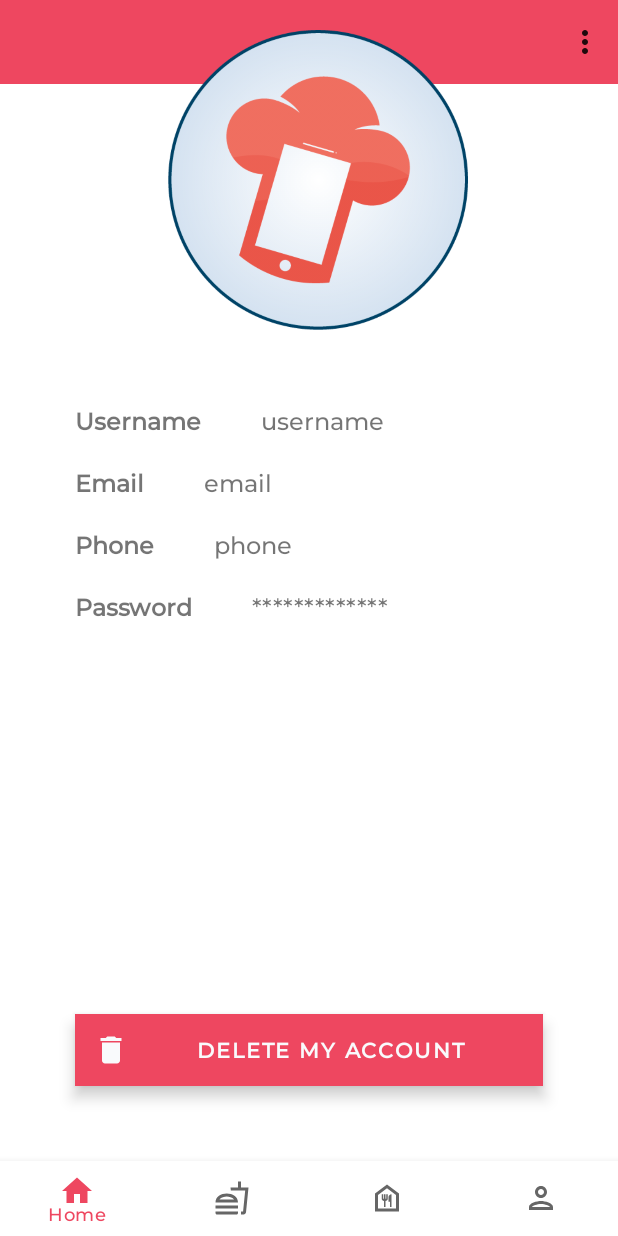
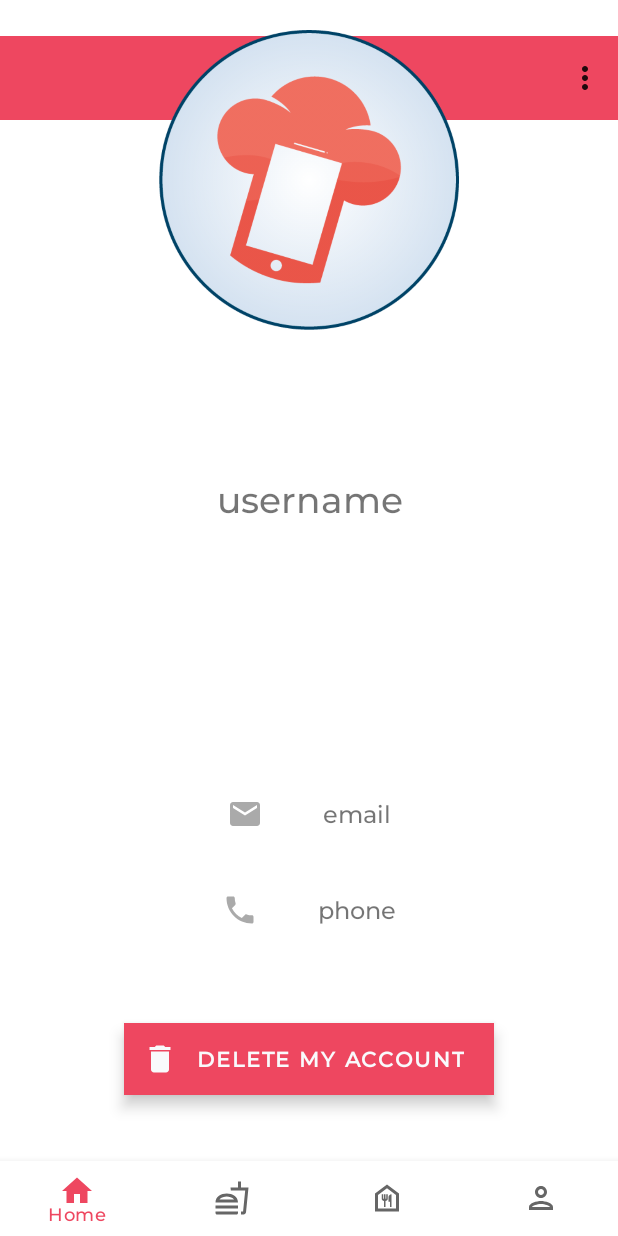
Before and after one commit to KvRae/Easy-Kitchen-Android, an Android app: the fragment ProfileFragment placed in its activity, on a phone screen of 412 x 824 dp. Run offline under Robolectric (Android 15) with nearby library versions, the phone set to English and light mode, and no system bars; our stand-ins replace Picasso; pictures from the network do not load; 1 statement that could not run was skipped.

Commit message:
updating food card UI info

```diff
--- a/app/src/main/java/devsec/app/easykitchen/ui/main/adapter/FoodAdapter.kt
+++ b/app/src/main/java/devsec/app/easykitchen/ui/main/adapter/FoodAdapter.kt
@@ -22,7 +22,7 @@ class FoodAdapter(private val foodList: List<Food>): RecyclerView.Adapter<FoodAd
     inner class FoodViewHolder(itemView: View,listener:OnItemClickListener):RecyclerView.ViewHolder(itemView){
         val food_name = itemView.findViewById<TextView>(R.id.foodName)
         val food_image = itemView.findViewById<ImageView>(R.id.foodImage)
-//      val food_time = itemView.findViewById<TextView>(R.id.foodTime)
+        val food_area = itemView.findViewById<TextView>(R.id.foodArea)
 
         init {
             itemView.setOnClickListener {
@@ -45,6 +45,7 @@ class FoodAdapter(private val foodList: List<Food>): RecyclerView.Adapter<FoodAd
     override fun onBindViewHolder(holder: FoodViewHolder, position: Int) {
         val food = foodList[position]
         holder.food_name.text = food.name
+        holder.food_area.text = food.area
         Picasso.get().load(food.image).into(holder.food_image)
     }
 
--- /dev/null
+++ b/app/src/main/res/drawable/ic_baseline_place_24.xml
@@ -0,0 +1,5 @@
+<vector android:height="24dp" android:tint="#FFFFFF"
+    android:viewportHeight="24" android:viewportWidth="24"
+    android:width="24dp" xmlns:android="http://schemas.android.com/apk/res/android">
+    <path android:fillColor="@android:color/white" android:pathData="M12,2C8.13,2 5,5.13 5,9c0,5.25 7,13 7,13s7,-7.75 7,-13c0,-3.87 -3.13,-7 -7,-7zM12,11.5c-1.38,0 -2.5,-1.12 -2.5,-2.5s1.12,-2.5 2.5,-2.5 2.5,1.12 2.5,2.5 -1.12,2.5 -2.5,2.5z"/>
+</vector>
--- a/app/src/main/res/layout/food_item.xml
+++ b/app/src/main/res/layout/food_item.xml
@@ -35,11 +35,11 @@
             app:layout_constraintTop_toTopOf="parent" />
 
         <TextView
-            android:id="@+id/foodTime"
+            android:id="@+id/foodArea"
             android:layout_width="wrap_content"
             android:layout_height="wrap_content"
-            android:layout_marginStart="52dp"
-            android:layout_marginBottom="24dp"
+            android:layout_marginStart="48dp"
+            android:layout_marginBottom="18dp"
             android:text="20min"
             android:textColor="@color/theWhite"
             android:textSize="16sp"
@@ -55,7 +55,7 @@
             android:layout_marginBottom="16dp"
             app:layout_constraintBottom_toBottomOf="parent"
             app:layout_constraintStart_toStartOf="parent"
-            app:srcCompat="@drawable/ic_baseline_access_time_24" />
+            app:srcCompat="@drawable/ic_baseline_place_24" />
 
     </androidx.constraintlayout.widget.ConstraintLayout>
 
--- a/app/src/main/res/layout/fragment_profile.xml
+++ b/app/src/main/res/layout/fragment_profile.xml
@@ -12,11 +12,13 @@
 
         <androidx.appcompat.widget.Toolbar
             android:id="@+id/profileToolbar"
-            android:layout_width="match_parent"
+            android:layout_width="0dp"
             android:layout_height="wrap_content"
+            android:layout_marginBottom="214dp"
             android:background="?attr/colorPrimary"
             android:minHeight="?attr/actionBarSize"
             android:theme="?attr/actionBarTheme"
+            app:layout_constraintBottom_toTopOf="@+id/profileUsernameINPT"
             app:layout_constraintEnd_toEndOf="parent"
             app:layout_constraintStart_toStartOf="parent"
             app:layout_constraintTop_toTopOf="parent"
@@ -26,116 +28,91 @@
             android:id="@+id/profileImage"
             android:layout_width="200dp"
             android:layout_height="200dp"
-            android:layout_marginStart="100dp"
             android:layout_marginTop="20dp"
-            android:layout_marginEnd="100dp"
             android:src="@drawable/android_icon"
             app:layout_constraintEnd_toEndOf="parent"
-            app:layout_constraintHorizontal_bias="1.0"
             app:layout_constraintStart_toStartOf="parent"
             app:layout_constraintTop_toTopOf="parent" />
 
         <TextView
-            android:id="@+id/profileUsernameTXT"
+            android:id="@+id/profileUsernameINPT"
+            android:layout_width="match_parent"
+            android:layout_height="wrap_content"
+            android:layout_marginBottom="158dp"
+            android:text="usernameValue"
+            android:textAlignment="center"
+            android:textSize="24sp"
+            app:layout_constraintBottom_toTopOf="@+id/linearLayout2"
+            app:layout_constraintEnd_toEndOf="parent"
+            app:layout_constraintStart_toStartOf="parent"
+            app:layout_constraintTop_toBottomOf="@+id/profileToolbar" />
+
+        <LinearLayout
+            android:id="@+id/linearLayout2"
+            android:layout_width="match_parent"
+            android:layout_height="wrap_content"
+            android:layout_marginStart="40dp"
+            android:layout_marginEnd="40dp"
+            android:layout_marginBottom="40dp"
+            android:orientation="vertical"
+            app:layout_constraintBottom_toTopOf="@+id/deleteAccountBTN"
+            app:layout_constraintEnd_toEndOf="parent"
+            app:layout_constraintHorizontal_bias="0.0"
+            app:layout_constraintStart_toStartOf="parent"
+            app:layout_constraintTop_toBottomOf="@+id/profileUsernameINPT">
+
+            <LinearLayout
+                android:layout_width="match_parent"
+                android:layout_height="wrap_content"
+                android:layout_marginBottom="40dp"
+                android:gravity="center"
+                android:orientation="horizontal">
+
+                <ImageView
+                    android:id="@+id/emailIcon"
                     android:layout_width="wrap_content"
                     android:layout_height="wrap_content"
-            android:layout_marginStart="50dp"
-            android:layout_marginTop="50dp"
-            android:text="@string/UsernameTxt"
-            android:textAlignment="viewStart"
-            android:textSize="16sp"
-            android:textStyle="bold"
-            app:layout_constraintStart_toStartOf="parent"
-            app:layout_constraintTop_toBottomOf="@+id/profileImage" />
-
-        <TextView
-            android:id="@+id/profileEmailTXT"
-            android:layout_width="wrap_content"
-            android:layout_height="wrap_content"
-            android:layout_marginStart="50dp"
-            android:layout_marginTop="20dp"
-            android:text="@string/EmailTxt"
-            android:textSize="16sp"
-            android:textStyle="bold"
-            app:layout_constraintStart_toStartOf="parent"
-            app:layout_constraintTop_toBottomOf="@+id/profileUsernameTXT" />
-
-        <TextView
-            android:id="@+id/profilePhoneTXT"
-            android:layout_width="wrap_content"
-            android:layout_height="wrap_content"
-            android:layout_marginStart="50dp"
-            android:layout_marginTop="20dp"
-            android:textSize="16sp"
-            android:textStyle="bold"
-            android:text="@string/PhoneTxt"
-            app:layout_constraintStart_toStartOf="parent"
-            app:layout_constraintTop_toBottomOf="@+id/profileEmailTXT" />
-
-        <TextView
-            android:id="@+id/profilePasswordTxt"
-            android:layout_width="wrap_content"
-            android:layout_height="wrap_content"
-            android:layout_marginStart="50dp"
-            android:layout_marginTop="20dp"
-            android:textSize="16sp"
-            android:textStyle="bold"
-            android:text="@string/PasswordTxt"
-            app:layout_constraintStart_toStartOf="parent"
-            app:layout_constraintTop_toBottomOf="@+id/profilePhoneTXT" />
-
-        <TextView
-            android:id="@+id/profileUsernameINPT"
-            android:layout_width="wrap_content"
-            android:layout_height="wrap_content"
-            android:layout_marginStart="40dp"
-            android:layout_marginTop="50dp"
-            android:text="usernameValue"
-            android:textSize="16sp"
-            app:layout_constraintStart_toEndOf="@+id/profileUsernameTXT"
-            app:layout_constraintTop_toBottomOf="@+id/profileImage" />
+                    android:src="@drawable/ic_baseline_email_24" />
 
                 <TextView
                     android:id="@+id/profileEmailINPT"
                     android:layout_width="wrap_content"
                     android:layout_height="wrap_content"
                     android:layout_marginStart="40dp"
-            android:layout_marginTop="20dp"
                     android:text="emailValue"
-            android:textSize="16sp"
-            app:layout_constraintStart_toEndOf="@+id/profileEmailTXT"
-            app:layout_constraintTop_toBottomOf="@+id/profileUsernameINPT" />
+                    android:textSize="16sp" />
+            </LinearLayout>
+
+            <LinearLayout
+                android:layout_width="match_parent"
+                android:layout_height="wrap_content"
+                android:gravity="center"
+                android:orientation="horizontal">
+
+                <ImageView
+                    android:id="@+id/phoneIcon"
+                    android:layout_width="wrap_content"
+                    android:layout_height="wrap_content"
+                    android:src="@drawable/ic_baseline_local_phone_24" />
 
                 <TextView
                     android:id="@+id/profilePhoneINPT"
                     android:layout_width="wrap_content"
                     android:layout_height="wrap_content"
                     android:layout_marginStart="40dp"
-            android:layout_marginTop="20dp"
                     android:text="@string/phone_value"
-            android:textSize="16sp"
-            app:layout_constraintStart_toEndOf="@+id/profilePhoneTXT"
-            app:layout_constraintTop_toBottomOf="@+id/profileEmailINPT" />
-
-        <TextView
-            android:id="@+id/profilePasswordValue"
-            android:layout_width="wrap_content"
-            android:layout_height="wrap_content"
-            android:layout_marginStart="40dp"
-            android:layout_marginTop="20dp"
-            android:text="@string/password_holder"
-            android:textSize="16sp"
-            app:layout_constraintStart_toEndOf="@+id/profilePasswordTxt"
-            app:layout_constraintTop_toBottomOf="@+id/profilePhoneINPT" />
+                    android:textSize="16sp" />
+            </LinearLayout>
+        </LinearLayout>
 
         <Button
             android:id="@+id/deleteAccountBTN"
             style="@style/Widget.MaterialComponents.ExtendedFloatingActionButton.Icon"
-            android:layout_width="0dp"
-            android:layout_height="48dp"
-            android:layout_marginStart="50dp"
-            android:layout_marginEnd="50dp"
-            android:layout_marginBottom="50dp"
+            android:layout_width="wrap_content"
+            android:layout_height="wrap_content"
+            android:layout_marginStart="49dp"
+            android:layout_marginEnd="49dp"
+            android:layout_marginBottom="20dp"
             android:background="@color/ourColor"
             android:text="@string/delete_my_account"
             android:textAlignment="center"
@@ -146,6 +123,7 @@
             app:layout_constraintBottom_toBottomOf="parent"
             app:layout_constraintEnd_toEndOf="parent"
             app:layout_constraintStart_toStartOf="parent"
+            app:layout_constraintTop_toBottomOf="@+id/linearLayout2"
             tools:ignore="TextContrastCheck" />
 
     </androidx.constraintlayout.widget.ConstraintLayout>
```
Lines whose indentation alone changed are shown as unchanged.
